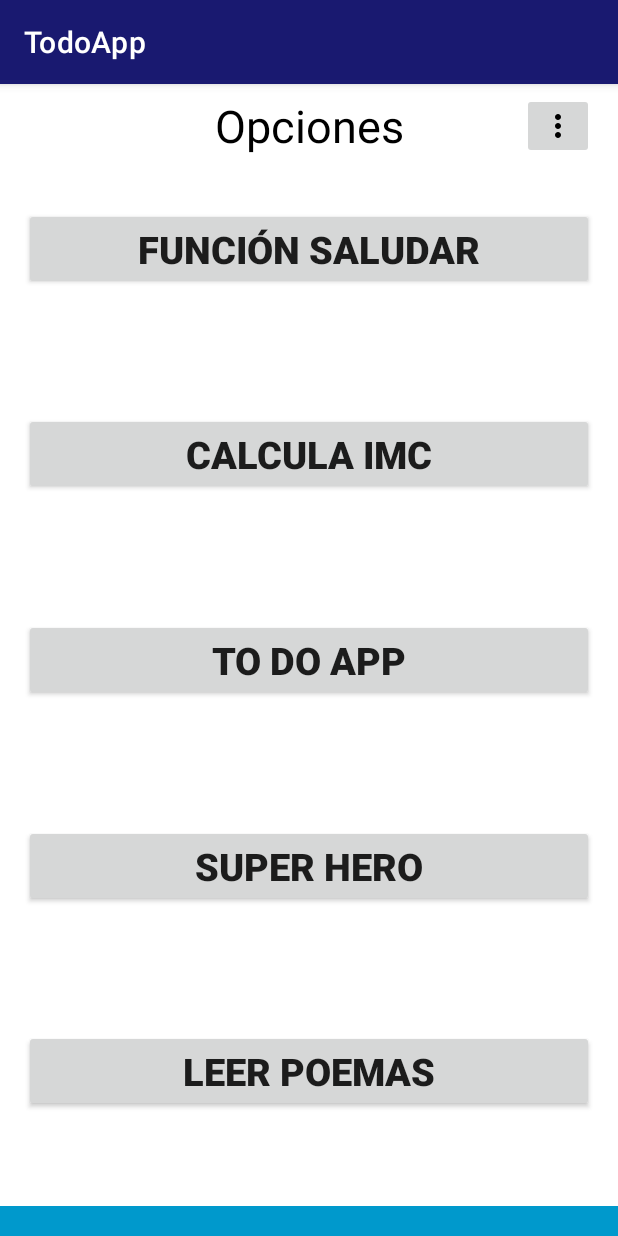
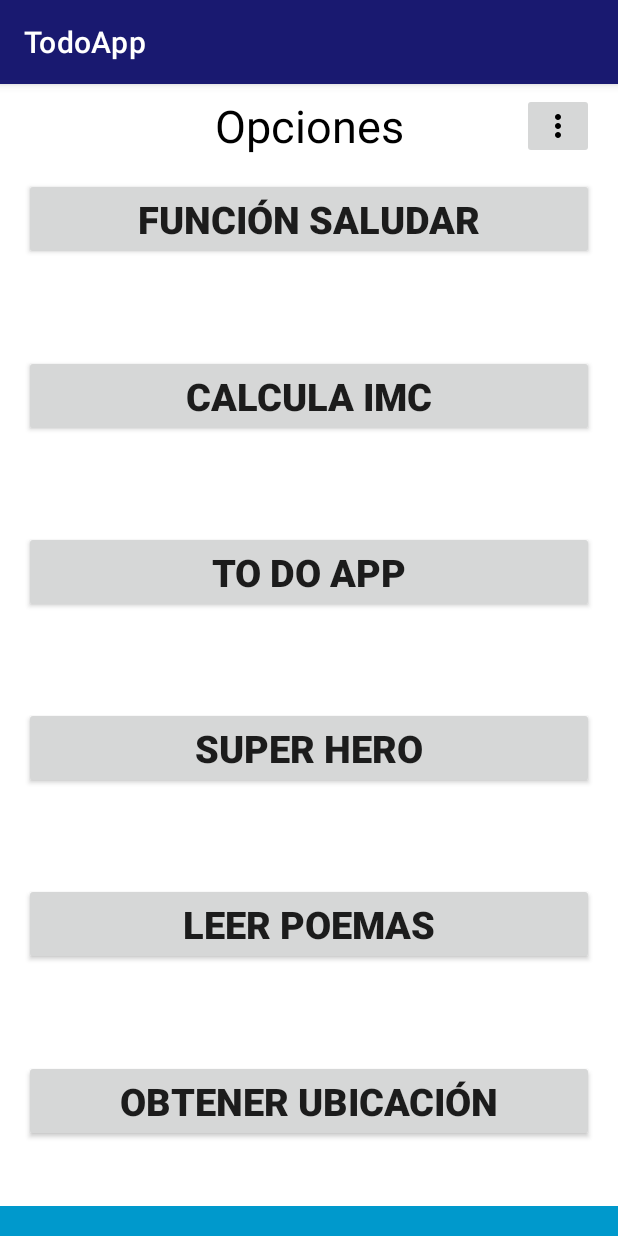
Before and after one commit to richardfox528/App-Android, an Android app: the screen it shows after launch (MainActivity), on a phone screen of 412 x 824 dp. Run offline under Robolectric (Android 15) with nearby library versions, the phone set to English and light mode, and no system bars.

Commit message:
git commit -m "Añadimos al menu la ubicación actual del dispositivo."

```diff
--- a/app/src/main/java/com/richardrock/rimuo/MainActivity.kt
+++ b/app/src/main/java/com/richardrock/rimuo/MainActivity.kt
@@ -2,6 +2,7 @@ package com.richardrock.rimuo
 
 import android.content.Intent
 import android.Manifest
+import android.Manifest.*
 import android.content.pm.PackageManager
 import android.os.Bundle
 import android.widget.ImageButton
@@ -9,16 +10,20 @@ import androidx.appcompat.app.AppCompatActivity
 import androidx.appcompat.widget.AppCompatButton
 import androidx.core.app.ActivityCompat
 import androidx.core.content.ContextCompat
+import com.richardrock.rimuo.UserLocation.GetUserLocationActivity
+import com.richardrock.rimuo.databinding.ActivityMainBinding
 import com.richardrock.rimuo.rvLeerPoemas.PoemasActivity
 import com.richardrock.rimuo.rvSuperHeroApp.rvSuperHeroApp
 import com.richardrock.rimuo.settings.SettingsActivity
 import com.richardrock.rimuo.todoapp.ToDoAppActivity
 
 class MainActivity : AppCompatActivity() {
-    val PERMISSIONS_REQUEST_CODE = 123
+    private lateinit var binding: ActivityMainBinding
+    private val PERMISSIONS_REQUEST_CODE = 123
     override fun onCreate(savedInstanceState: Bundle?) {
         super.onCreate(savedInstanceState)
-        setContentView(R.layout.activity_main)
+        binding = ActivityMainBinding.inflate(layoutInflater)
+        setContentView(binding.root)
 
         val btnSettings = findViewById<ImageButton>(R.id.btnSettings)
         val btnSaludar = findViewById<AppCompatButton>(R.id.menu)
@@ -26,6 +31,7 @@ class MainActivity : AppCompatActivity() {
         val btnTodoApp = findViewById<AppCompatButton>(R.id.btnToDoApp)
         val btnSuperHero = findViewById<AppCompatButton>(R.id.btnSuperHero)
         val btnLeerPoemas = findViewById<AppCompatButton>(R.id.btnLeerPoemas)
+        val btnGetUbication = findViewById<AppCompatButton>(R.id.btnGetUbication)
 
         btnSettings.setOnClickListener { buttonSettins() }
         btnSaludar.setOnClickListener { funSaludar() }
@@ -33,6 +39,7 @@ class MainActivity : AppCompatActivity() {
         btnTodoApp.setOnClickListener { toDoApp() }
         btnSuperHero.setOnClickListener { superHeroApp() }
         btnLeerPoemas.setOnClickListener { leerPoemasApp() }
+        btnGetUbication.setOnClickListener { getUbication() }
         requestedPermissions()
     }
 
@@ -40,7 +47,7 @@ class MainActivity : AppCompatActivity() {
         val permissionsToRequest = mutableListOf<String>()
 
         // Verificar si el permiso no está otorgado y agregarlo a la lista de permisos a solicitar
-        if (ContextCompat.checkSelfPermission(
+        /*if (ContextCompat.checkSelfPermission(
                 this,
                 Manifest.permission.ACCESS_FINE_LOCATION
             ) != PackageManager.PERMISSION_GRANTED
@@ -56,7 +63,31 @@ class MainActivity : AppCompatActivity() {
             permissionsToRequest.add(Manifest.permission.READ_EXTERNAL_STORAGE)
             permissionsToRequest.add(Manifest.permission.WRITE_EXTERNAL_STORAGE)
             permissionsToRequest.add(Manifest.permission.READ_CALL_LOG)
+        }*/
+        val permissions = arrayOf(
+            permission.ACCESS_FINE_LOCATION,
+            permission.CAMERA,
+            permission.BODY_SENSORS,
+            permission.READ_CONTACTS,
+            permission.RECORD_AUDIO,
+            permission.CALL_PHONE,
+            permission.READ_SMS,
+            permission.MANAGE_EXTERNAL_STORAGE,
+            permission.READ_EXTERNAL_STORAGE,
+            permission.WRITE_EXTERNAL_STORAGE,
+            permission.READ_CALL_LOG
+        )
+
+        for (permission in permissions) {
+            if (ContextCompat.checkSelfPermission(
+                    this,
+                    permission
+                ) != PackageManager.PERMISSION_GRANTED
+            ) {
+                permissionsToRequest.add(permission)
+            }
         }
+
 
         // Verificar si hay permisos para solicitar
         if (permissionsToRequest.isNotEmpty()) {
@@ -118,4 +149,8 @@ class MainActivity : AppCompatActivity() {
         startActivity(intent)
     }
 
+    private fun getUbication() {
+        val intent = Intent(this, GetUserLocationActivity::class.java)
+        startActivity(intent)
+    }
 }
--- a/app/src/main/res/layout/activity_main.xml
+++ b/app/src/main/res/layout/activity_main.xml
@@ -105,10 +105,24 @@
         android:text="Leer Poemas"
         android:textSize="25sp"
         android:textStyle="bold"
+        app:layout_constraintBottom_toTopOf="@+id/btnGetUbication"
+        app:layout_constraintEnd_toEndOf="parent"
+        app:layout_constraintStart_toStartOf="parent"
+        app:layout_constraintTop_toBottomOf="@+id/btnSuperHero" />
+
+    <androidx.appcompat.widget.AppCompatButton
+        android:id="@+id/btnGetUbication"
+        android:layout_width="match_parent"
+        android:layout_height="wrap_content"
+        android:layout_marginHorizontal="16sp"
+        android:orientation="vertical"
+        android:text="Obtener ubicación"
+        android:textSize="25sp"
+        android:textStyle="bold"
         app:layout_constraintBottom_toBottomOf="parent"
         app:layout_constraintEnd_toEndOf="parent"
         app:layout_constraintStart_toStartOf="parent"
-        app:layout_constraintTop_toBottomOf="@+id/btnSuperHero" />
+        app:layout_constraintTop_toBottomOf="@+id/btnLeerPoemas" />
 
     <View
         android:id="@+id/viewblue"
--- a/app/src/main/res/values/strings.xml
+++ b/app/src/main/res/values/strings.xml
@@ -60,8 +60,8 @@
     <string name="title_activity_super_hero_list">SuperHeroListActivity</string>
 
     <!-- Strings used for fragments for navigation -->
-    <string name="first_fragment_label">Primer Parrafo</string>
-    <string name="second_fragment_label">Segundo Parrafo</string>
+    <string name="first_fragment_label">First Poem</string>
+    <string name="second_fragment_label">Second Poem</string>
     <string name="next">Siguiente</string>
     <string name="previous">Anterior</string>
 
```
Also changed, not shown: app/src/main/AndroidManifest.xml (+12 -18 lines), app/src/main/java/com/richardrock/rimuo/UserLocation/LocationService.kt (added, +48 -0 lines), app/src/main/res/layout/fragment_first.xml (+8 -7 lines), app/src/main/res/layout/fragment_second.xml (+4 -3 lines).
